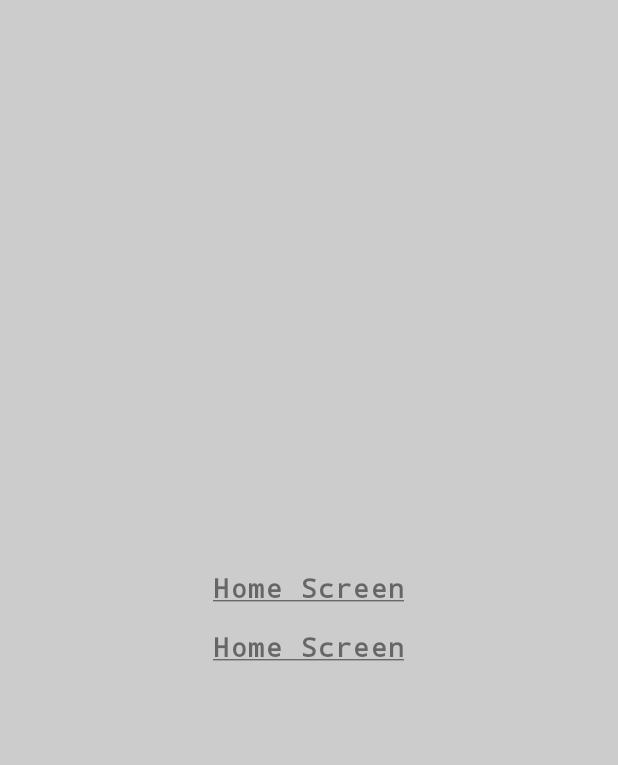
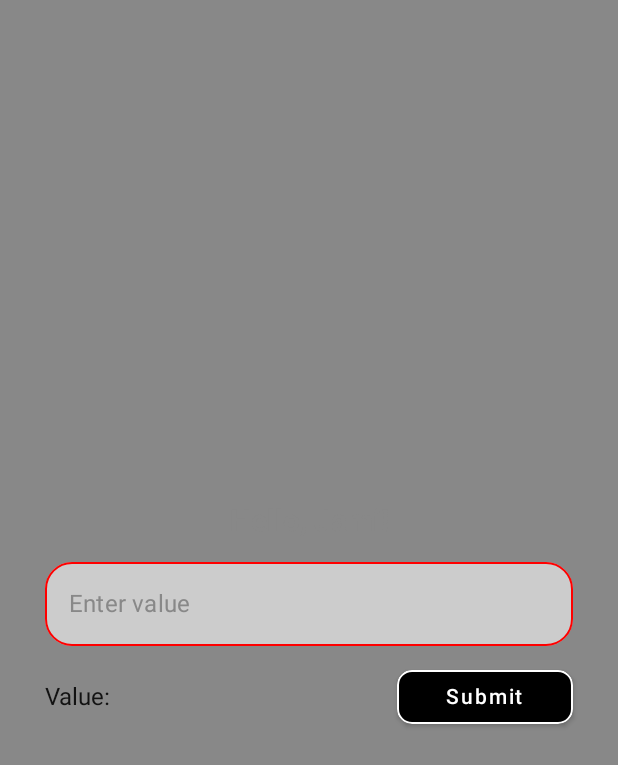
Before and after one commit to HasnathJami/Jetpack_Compose_Navigation, an Android app built with Jetpack Compose: the screen it shows after launch (MainActivity), on a phone screen of 412 x 824 dp. Shown: the top 765 px of the screen. Run offline under Robolectric (Android 15) with nearby library versions, the phone set to English and light mode, and no system bars.

Commit message:
basic implementation

```diff
--- a/app/src/main/java/com/example/jetpack_compose_navigation/MainActivity.kt
+++ b/app/src/main/java/com/example/jetpack_compose_navigation/MainActivity.kt
@@ -13,6 +13,8 @@ import androidx.navigation.navArgument
 import com.example.jetpack_compose_navigation.screen.DashboardScreen
 import com.example.jetpack_compose_navigation.screen.HomeScreen
 import com.example.jetpack_compose_navigation.ui.theme.Jetpack_Compose_NavigationTheme
+import com.example.jetpack_compose_navigation.utils.BundleKeys
+import com.example.jetpack_compose_navigation.utils.NavigationUtils
 
 class MainActivity : ComponentActivity() {
     override fun onCreate(savedInstanceState: Bundle?) {
@@ -21,7 +23,7 @@ class MainActivity : ComponentActivity() {
             Jetpack_Compose_NavigationTheme {
                 //   ProvideContext {
                 // DashboardScreen()
-                HomeScreen()
+                App()
                 //     }
             }
         }
@@ -40,27 +42,30 @@ class MainActivity : ComponentActivity() {
 fun DefaultPreview() {
     Jetpack_Compose_NavigationTheme {
         //DashboardScreen()
-        HomeScreen()
+        App()
     }
 }
 
 @Composable
 fun App() {
     val navController = rememberNavController()
-    NavHost(navController = navController, startDestination = "dashboard") {
-        composable("dashboard") {
-            DashboardScreen() { value ->
-                navController.navigate("home/${value}")
+    NavHost(navController = navController, startDestination = NavigationUtils.DashBoard.route) {
+        composable(NavigationUtils.DashBoard.route) {
+            DashboardScreen { inputValue ->
+                //navController.navigate(NavigationUtils.Home.route.plus("/${inputValue}"))
+                navController.navigate(NavigationUtils.Home.withArgs(inputValue))
             }
         }
         composable(
-            "home/{value}",
+            route = NavigationUtils.Home.route.plus("/{${BundleKeys.INPUT_VALUE_KEY}}"),
             arguments = listOf(
-                navArgument("value") {
+                navArgument(BundleKeys.INPUT_VALUE_KEY) {
                     type = NavType.StringType
+                    defaultValue = null
+                    nullable = true
                 })
-        ) {
-            HomeScreen()
+        ) { entry ->
+            HomeScreen(entry.arguments?.getString(BundleKeys.INPUT_VALUE_KEY))
         }
     }
 }
--- a/app/src/main/java/com/example/jetpack_compose_navigation/screen/DashBoard.kt
+++ b/app/src/main/java/com/example/jetpack_compose_navigation/screen/DashBoard.kt
@@ -9,6 +9,7 @@ import androidx.compose.foundation.text.KeyboardActions
 import androidx.compose.foundation.text.KeyboardOptions
 import androidx.compose.material.*
 import androidx.compose.runtime.*
+import androidx.compose.runtime.saveable.rememberSaveable
 import androidx.compose.ui.Alignment
 import androidx.compose.ui.Modifier
 import androidx.compose.ui.graphics.Color
@@ -26,7 +27,7 @@ import com.example.jetpack_compose_navigation.utils.UiUtils
 
 
 @Composable
-fun DashboardScreen(onClick : (value:String) -> Unit) {
+fun DashboardScreen(onClick : (String) -> Unit) {
     val context = LocalContext.current
 
     Column(
@@ -47,7 +48,7 @@ fun DashboardScreen(onClick : (value:String) -> Unit) {
             modifier = Modifier.fillMaxWidth()
         )
         UiUtils.addSpace(spaceAmount = R.dimen.scale_16dp)
-        var text by remember {
+        var text by rememberSaveable {
             mutableStateOf("")
         }
         TextField(
--- a/app/src/main/java/com/example/jetpack_compose_navigation/screen/Home.kt
+++ b/app/src/main/java/com/example/jetpack_compose_navigation/screen/Home.kt
@@ -1,7 +1,11 @@
 package com.example.jetpack_compose_navigation.screen
 
 import androidx.compose.foundation.background
-import androidx.compose.foundation.layout.*
+import androidx.compose.foundation.layout.Arrangement
+import androidx.compose.foundation.layout.Column
+import androidx.compose.foundation.layout.Spacer
+import androidx.compose.foundation.layout.fillMaxSize
+import androidx.compose.foundation.layout.height
 import androidx.compose.material.Text
 import androidx.compose.runtime.Composable
 import androidx.compose.ui.Alignment
@@ -15,7 +19,7 @@ import androidx.compose.ui.unit.dp
 import androidx.compose.ui.unit.sp
 
 @Composable
-fun HomeScreen() {
+fun HomeScreen(value: String?) {
     Column(
         modifier = Modifier
             .fillMaxSize()
@@ -25,7 +29,7 @@ fun HomeScreen() {
 
     ) {
         Text(
-            text = "Home Screen",
+            text = value?:"",
             color = Color.Black,
             fontSize = 18.sp,
             fontWeight = FontWeight.Bold,
@@ -48,25 +52,25 @@ fun HomeScreen() {
                 .height(18.dp)
             //  .weight(1f)
         )
-        Text(
-
-            text = "Home Screen",
-            color = Color.Black,
-            fontSize = 18.sp,
-            fontWeight = FontWeight.Bold,
-            fontFamily = FontFamily.Monospace,
-            textDecoration = TextDecoration.Underline,
-            letterSpacing = 1.sp,
-            //lineHeight = 10.sp
-//            style = TextStyle(
-//                color = Color.Red,
-//                fontSize = 50.sp,
-//                fontWeight = FontWeight.Thin,
+//        Text(
 //
-//            )
-            modifier = Modifier
-                .alpha(0.5f)
-            //.weight(1f)
-        )
+//            text = "Home Screen",
+//            color = Color.Black,
+//            fontSize = 18.sp,
+//            fontWeight = FontWeight.Bold,
+//            fontFamily = FontFamily.Monospace,
+//            textDecoration = TextDecoration.Underline,
+//            letterSpacing = 1.sp,
+//            //lineHeight = 10.sp
+////            style = TextStyle(
+////                color = Color.Red,
+////                fontSize = 50.sp,
+////                fontWeight = FontWeight.Thin,
+////
+////            )
+//            modifier = Modifier
+//                .alpha(0.5f)
+//            //.weight(1f)
+//        )
     }
 }
--- /dev/null
+++ b/app/src/main/java/com/example/jetpack_compose_navigation/utils/BundleKeys.kt
@@ -0,0 +1,5 @@
+package com.example.jetpack_compose_navigation.utils
+
+object BundleKeys {
+    const val INPUT_VALUE_KEY = "input_value_key"
+}
--- a/app/src/main/java/com/example/jetpack_compose_navigation/utils/Navigation.kt
+++ /dev/null
@@ -1,6 +0,0 @@
-package com.example.jetpack_compose_navigation.utils
-
-sealed class Navigation(val route:String) {
-    object DashBoard : Navigation("dashboard")
-    object Home: Navigation("home")
-}
--- /dev/null
+++ b/app/src/main/java/com/example/jetpack_compose_navigation/utils/NavigationUtils.kt
@@ -0,0 +1,15 @@
+package com.example.jetpack_compose_navigation.utils
+
+sealed class NavigationUtils(val route: String) {
+    object DashBoard : NavigationUtils("dashboard")
+    object Home : NavigationUtils("home")
+
+    fun withArgs(vararg args: String): String {
+        return buildString {
+            append(route)
+            args.forEach { arg ->
+                append("/$arg")
+            }
+        }
+    }
+}
```
